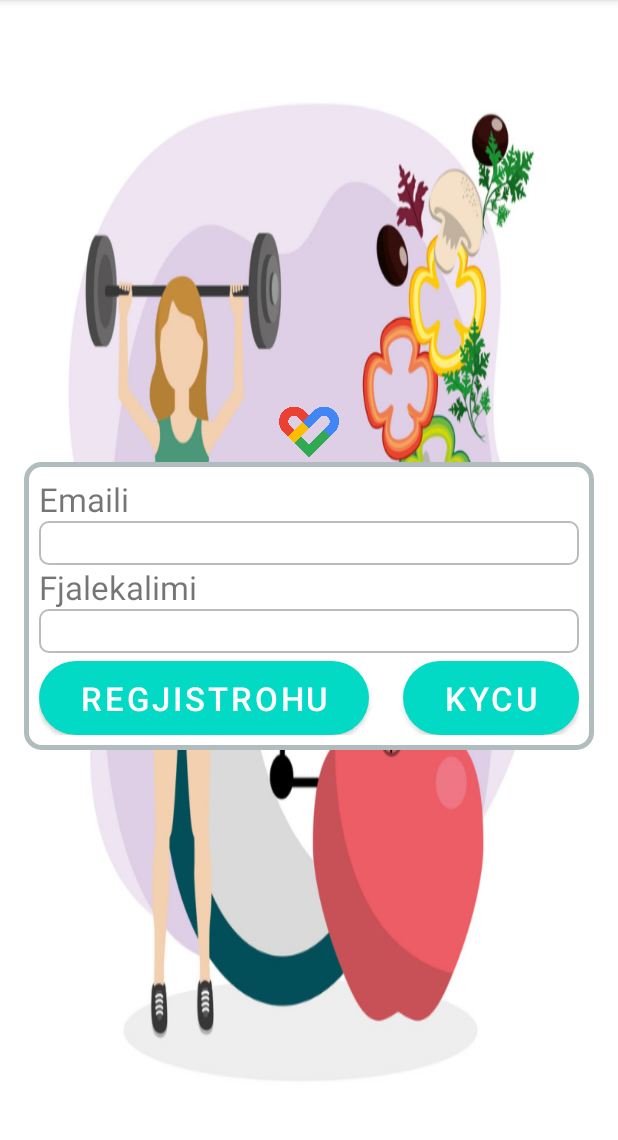
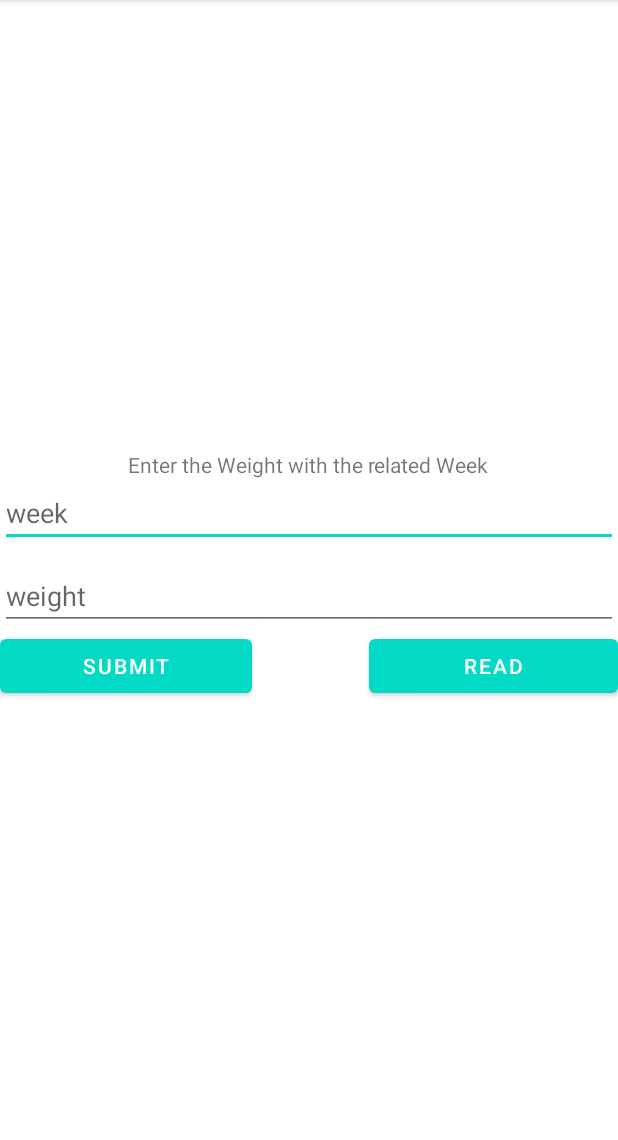
Before and after one commit to A-tafaj/stay-fit, an Android app: the screen it shows after launch (LoginActivity before the commit, UserActivity after it), on a phone screen of 412 x 824 dp, the part 84-1224 px from its top. Run offline under Robolectric (Android 15) with nearby library versions, the phone set to English and light mode, and no system bars; our stand-ins replace Firebase (no records; nobody signed in at launch, a user with empty details on screens opened directly).

Commit message:
Save week and weight in Firebase RealtimeDB

```diff
--- a/app/build.gradle
+++ b/app/build.gradle
@@ -37,9 +37,10 @@
     implementation 'androidx.navigation:navigation-fragment:2.3.5'
     implementation 'androidx.navigation:navigation-ui:2.3.5'
     implementation 'androidx.legacy:legacy-support-v4:1.0.0'
-    implementation platform('com.google.firebase:firebase-bom:28.2.0')
+    implementation platform('com.google.firebase:firebase-bom:28.4.2')
     implementation 'com.google.firebase:firebase-database'
     implementation 'com.firebaseui:firebase-ui-database:7.2.0'
+    implementation 'com.google.firebase:firebase-database:20.0.2'
     implementation 'com.github.bumptech.glide:glide:4.12.0'
     implementation 'com.google.code.gson:gson:2.8.8'
     //implementation "com.android.support:support-fragment:+"
--- a/app/src/main/java/fiek/unipr/stayfit/activities/UserActivity.java
+++ b/app/src/main/java/fiek/unipr/stayfit/activities/UserActivity.java
@@ -5,13 +5,9 @@
 import android.view.View;
 import android.widget.Button;
 import android.widget.EditText;
-import android.widget.Toast;
 
-import androidx.annotation.NonNull;
 import androidx.appcompat.app.AppCompatActivity;
 
-import com.google.android.gms.tasks.OnCompleteListener;
-import com.google.android.gms.tasks.Task;
 import com.google.firebase.database.DatabaseReference;
 import com.google.firebase.database.FirebaseDatabase;
 
@@ -23,10 +19,10 @@
 
 
     private EditText etWeek, etWeight;
-    private Button button, button2;
+    private Button btnSubmit, btnRead;
 
     private FirebaseDatabase db = FirebaseDatabase.getInstance();
-    private DatabaseReference root = db.getReference().child("Users");
+    private DatabaseReference root = db.getReference().child("weekNweight");
 
     @Override
     protected void onCreate(Bundle savedInstanceState) {
@@ -35,30 +31,25 @@
 
         etWeek = findViewById(R.id.etWeek);
         etWeight = findViewById(R.id.etWeight);
-        button = findViewById(R.id.button);
-        button2 = findViewById(R.id.button2);
+        btnSubmit = findViewById(R.id.button);
+        btnRead = findViewById(R.id.button2);
 
-        button.setOnClickListener(new View.OnClickListener() {
+        btnSubmit.setOnClickListener(new View.OnClickListener() {
             @Override
             public void onClick(View v) {
                 String week = etWeek.getText().toString();
                 String weight = etWeight.getText().toString();
 
-                HashMap<String, String> userMap = new HashMap<>();
+                HashMap<String, String> progressMap = new HashMap<>();
 
-                userMap.put("week", week);
-                userMap.put("weight", weight);
+                progressMap.put("week", week);
+                progressMap.put("weight", weight);
+                root.setValue(progressMap);
 
-                root.push().setValue(userMap).addOnCompleteListener(new OnCompleteListener<Void>() {
-                    @Override
-                    public void onComplete(@NonNull Task<Void> task) {
-                        Toast.makeText(UserActivity.this, "Data Saved", Toast.LENGTH_SHORT).show();
-                    }
-                });
             }
         });
 
-        button2.setOnClickListener(new View.OnClickListener() {
+        btnRead.setOnClickListener(new View.OnClickListener() {
             @Override
             public void onClick(View v) {
                 startActivity(new Intent(UserActivity.this, ShowActivity.class));
--- a/app/src/main/res/layout/activity_user.xml
+++ b/app/src/main/res/layout/activity_user.xml
@@ -8,15 +8,27 @@
     <LinearLayout
         android:layout_width="match_parent"
         android:layout_height="match_parent"
+        android:gravity="center"
         android:orientation="vertical">
+        <TextView
+            android:layout_width="wrap_content"
+            android:layout_height="wrap_content"
+            android:text="Enter the Weight with the related Week"/>
+
         <EditText
             android:layout_width="match_parent"
             android:layout_height="wrap_content"
-            android:id="@+id/etWeek"></EditText>
+            android:hint="week"
+            android:id="@+id/etWeek" />
+        <Space
+            android:layout_width="wrap_content"
+            android:layout_height="10dp" />
+
         <EditText
             android:layout_width="match_parent"
             android:layout_height="wrap_content"
-            android:id="@+id/etWeight"></EditText>
+            android:hint="weight"
+            android:id="@+id/etWeight" />
 
         <LinearLayout
             android:layout_width="match_parent"
@@ -26,6 +38,7 @@
                 android:layout_width="wrap_content"
                 android:layout_height="wrap_content"
                 android:layout_weight="1"
+                android:text="Submit"
                 android:id="@+id/button"></Button>
             <Space
                 android:layout_width="wrap_content"
@@ -34,6 +47,7 @@
             <Button
                 android:layout_width="wrap_content"
                 android:layout_height="wrap_content"
+                android:text="Read"
                 android:layout_weight="1"
                 android:id="@+id/button2"></Button>
         </LinearLayout>
--- a/build.gradle
+++ b/build.gradle
@@ -5,8 +5,8 @@
         mavenCentral()
     }
     dependencies {
-        classpath "com.android.tools.build:gradle:4.2.1"
-        classpath 'com.google.gms:google-services:4.3.8'
+        classpath "com.android.tools.build:gradle:4.2.2"
+        classpath 'com.google.gms:google-services:4.3.10'
         // NOTE: Do not place your application dependencies here; they belong
         // in the individual module build.gradle files
     }
```
Also changed, not shown: app/src/main/AndroidManifest.xml (+7 -7 lines), 1 other file.
